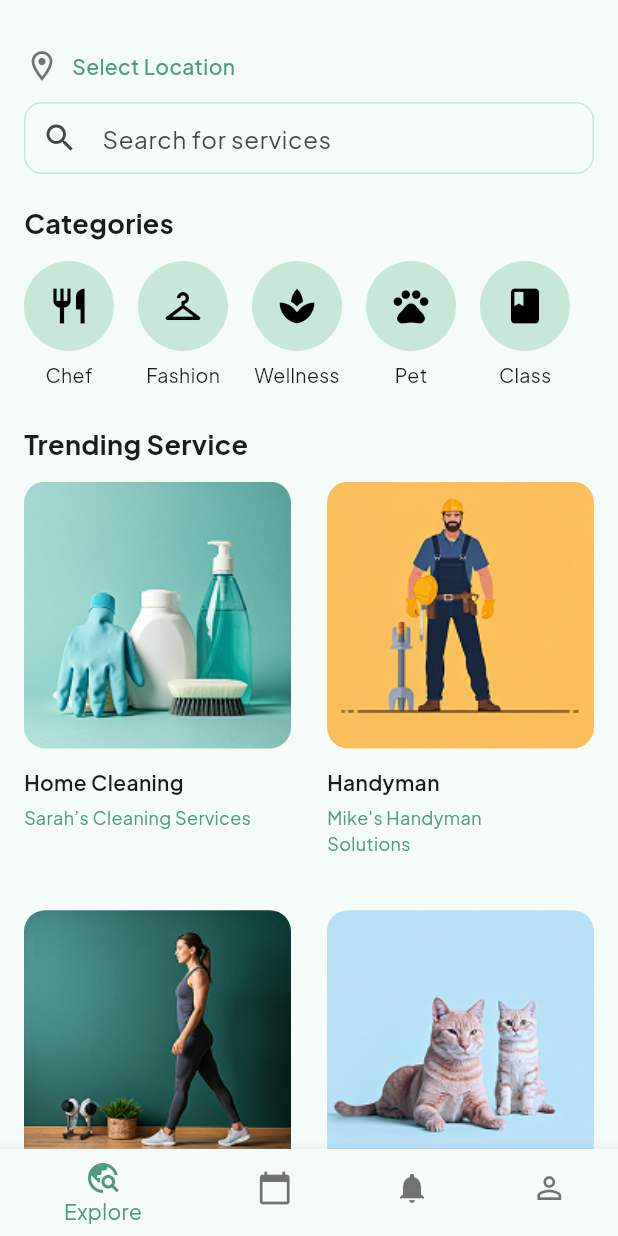
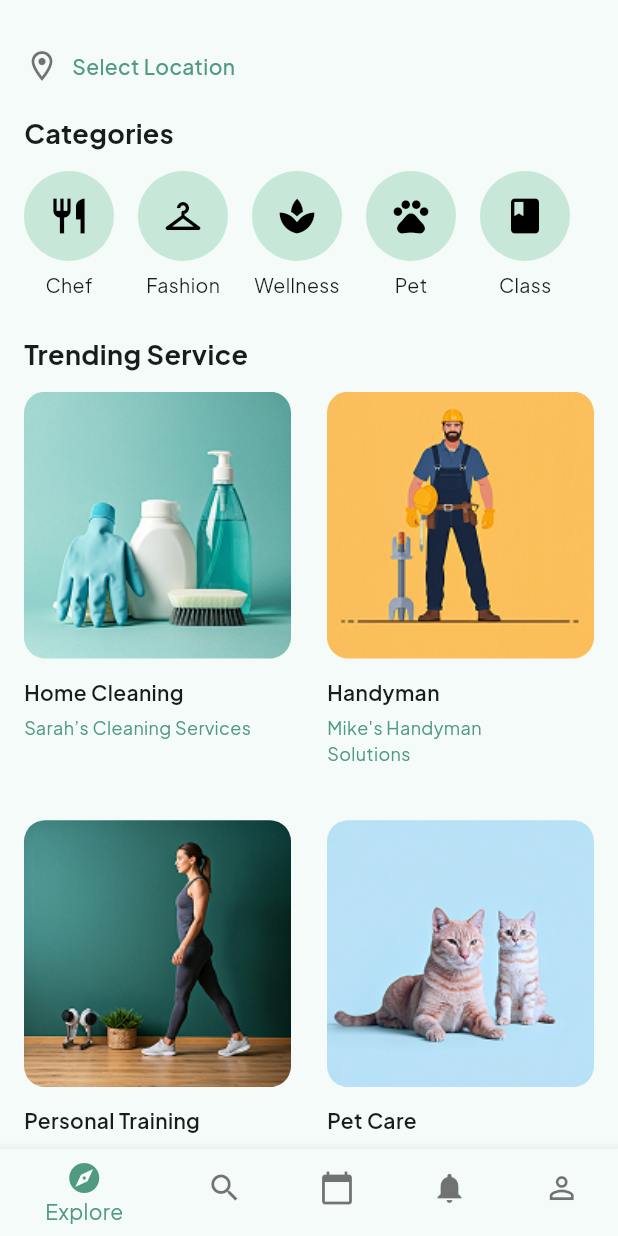
Before and after one commit to jame46120/Around-Demo, a Flutter app: the screen it shows after launch, on a phone screen of 412 x 824 dp. Run offline on Flutter 3.47's test engine with Material 3 defaults, Android fonts, the phone set to English and light mode, and no system bars.

```diff
--- a/lib/explore_tab.dart
+++ b/lib/explore_tab.dart
@@ -1,4 +1,5 @@
 import 'package:flutter/material.dart';
+import 'category.dart';
 
 class ExploreTab extends StatelessWidget {
   const ExploreTab({super.key});
@@ -64,22 +65,22 @@ class ExploreTab extends StatelessWidget {
               ),
             ],
           ),
-          const SizedBox(height: 12),
-          TextField(
-            decoration: InputDecoration(
-              hintText: "Search for services",
-              prefixIcon: const Icon(Icons.search),
-              contentPadding: const EdgeInsets.symmetric(vertical: 0),
-              border: OutlineInputBorder(
-                borderRadius: BorderRadius.circular(12),
-                borderSide: const BorderSide(color: Color(0xFFC7E8D9)),
-              ),
-              enabledBorder: OutlineInputBorder(
-                borderRadius: BorderRadius.circular(12),
-                borderSide: const BorderSide(color: Color(0xFFC7E8D9)),
-              ),
-            ),
-          ),
+          // const SizedBox(height: 12),
+          // TextField(
+          //   decoration: InputDecoration(
+          //     hintText: "Search for services",
+          //     prefixIcon: const Icon(Icons.search),
+          //     contentPadding: const EdgeInsets.symmetric(vertical: 0),
+          //     border: OutlineInputBorder(
+          //       borderRadius: BorderRadius.circular(12),
+          //       borderSide: const BorderSide(color: Color(0xFFC7E8D9)),
+          //     ),
+          //     enabledBorder: OutlineInputBorder(
+          //       borderRadius: BorderRadius.circular(12),
+          //       borderSide: const BorderSide(color: Color(0xFFC7E8D9)),
+          //     ),
+          //   ),
+          // ),
           const SizedBox(height: 20),
           const Text("Categories", style: TextStyle(fontWeight: FontWeight.bold, fontSize: 18)),
           const SizedBox(height: 12),
@@ -87,18 +88,38 @@ class ExploreTab extends StatelessWidget {
             scrollDirection: Axis.horizontal,
             child: Row(
               children: categories.map((category) {
-                return Padding(
+                return GestureDetector(
+                  onTap: () {
+                    Navigator.push(
+                      context,
+                      MaterialPageRoute(
+                        builder: (context) => Category(
+                          categoryTitle: category['label'] as String,
+                          services: services, // filter if needed
+                        ),
+                      ),
+                    );
+                  },
+                  child: Padding(
                     padding: const EdgeInsets.only(right: 16),
                     child: Column(
                       children: [
                         CircleAvatar(
                           backgroundColor: const Color(0xFFC7E8D9),
                           radius: 30,
-                        child: Icon(category['icon'] as IconData, color: Colors.black, size: 28),
+                          child: Icon(
+                            category['icon'] as IconData,
+                            color: Colors.black,
+                            size: 28,
+                          ),
                         ),
                         const SizedBox(height: 6),
-                      Text(category['label'] as String, style: const TextStyle(fontSize: 13)),
+                        Text(
+                          category['label'] as String,
+                          style: const TextStyle(fontSize: 13),
+                        ),
                       ],
+                    ),
                   ),
                 );
               }).toList(),
--- a/lib/main_tab_page.dart
+++ b/lib/main_tab_page.dart
@@ -14,6 +14,7 @@ class _MainTabPageState extends State<MainTabPage> {
   // Dummy screens (replace with actual screen widgets later)
   final List<Widget> _tabs = [
     const ExploreTab(),         // Explore content (your current screen)
+    Center(child: Text('Search')),
     Center(child: Text('My Booking')),
     Center(child: Text('Notification')),
     Center(child: Text('Account')),
@@ -35,7 +36,8 @@ class _MainTabPageState extends State<MainTabPage> {
         currentIndex: _currentIndex,
         onTap: _onTabTapped,
         items: const [
-          BottomNavigationBarItem(icon: Icon(Icons.travel_explore), label: 'Explore'),
+          BottomNavigationBarItem(icon: Icon(Icons.explore), label: 'Explore'),
+          BottomNavigationBarItem(icon: Icon(Icons.search), label: 'Search'),
           BottomNavigationBarItem(icon: Icon(Icons.calendar_today), label: 'My Booking'),
           BottomNavigationBarItem(icon: Icon(Icons.notifications), label: 'Notification'),
           BottomNavigationBarItem(icon: Icon(Icons.person_outline), label: 'Account'),
```
Also changed, not shown: lib/category.dart (added, +110 -0 lines). Lines whose indentation alone changed are shown as unchanged.
